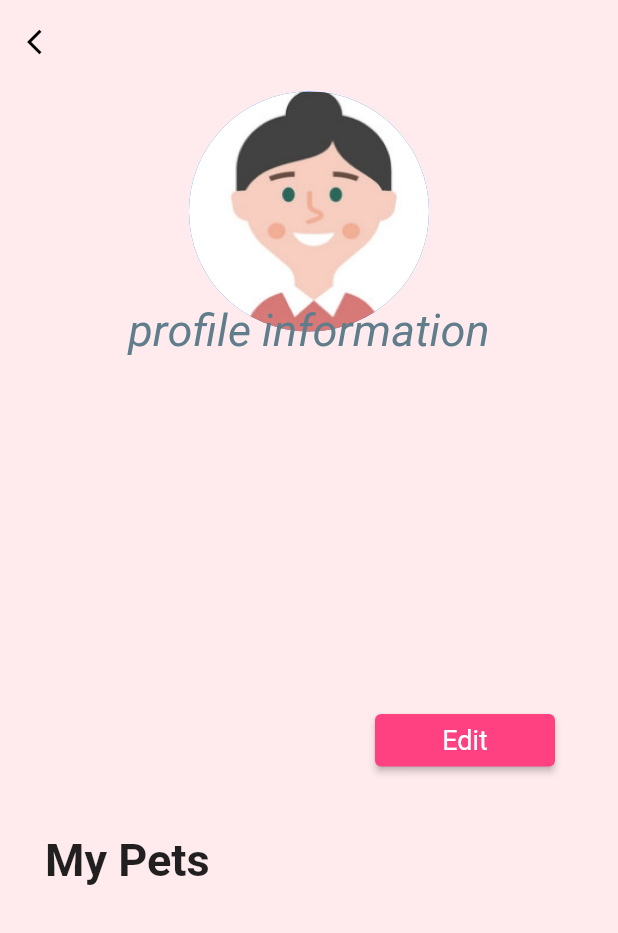
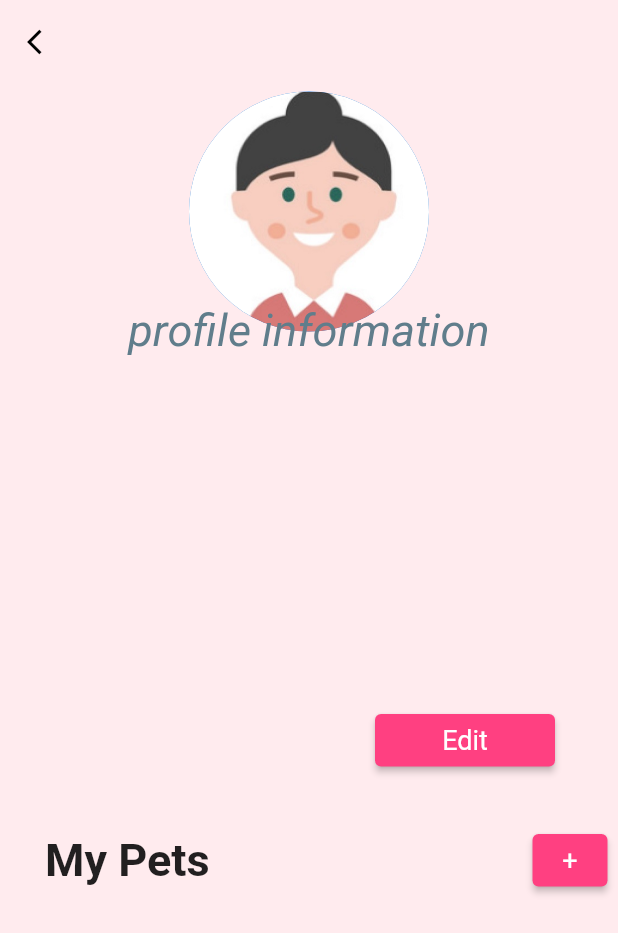
Before and after one commit to Muneerah53/MyPet, a Flutter app: the screen it shows after launch, on a phone screen of 412 x 824 dp. Shown: the top 933 px of the screen. Run offline on Flutter 3.47's test engine with Material 2 defaults, Android fonts, the phone set to English and light mode, and no system bars; our stand-ins replace cloud_firestore, firebase_auth, firebase_core, firebase_database; accounts and stored records are empty.

Commit message:
pets list add button

```diff
--- a/lib/main.dart
+++ b/lib/main.dart
@@ -6,7 +6,7 @@ import 'package:cloud_firestore/cloud_firestore.dart';
 
 import 'models/global.dart';
 
-
+int myPets = 0;
 
 Future<void> main() async {
   WidgetsFlutterBinding.ensureInitialized();
@@ -18,6 +18,7 @@ class MyApp extends StatelessWidget {
 
   final Future<FirebaseApp> fbApp =  Firebase.initializeApp();
   MyApp({Key? key}) : super(key: key);
+
 
   // This widget is the root of your application.
   @override
@@ -140,9 +141,23 @@ class Home extends StatelessWidget {
                 ),
               ),
 
+              //add button
+              Container(
+                margin: EdgeInsets.only(top:500,left:355),
+                width: 50, height:35,
+                child: ElevatedButton(onPressed:(){},
+                  child:  Text("+", style: new TextStyle(  color: Colors.white),
+                    textAlign: TextAlign.center,),
+                  style: buttons,
+                ),
+
+              ),
+
+
               //pest cards
               Container(
-                padding: EdgeInsets.only(top: 550, bottom: 50,left:25),
+                margin: EdgeInsets.only(top: 550, bottom: 50,left:25),
+                height: 300,
                 child: StreamBuilder<QuerySnapshot>(
                     stream: FirebaseFirestore.instance.collection('pets').snapshots(),
                     builder: (context, snapshot) {
@@ -157,6 +172,7 @@ class Home extends StatelessWidget {
                     }
                     ),
               ),
+
 
             ],
         ),
@@ -199,11 +215,14 @@ class Home extends StatelessWidget {
   }
    Widget _buildPetsCard(BuildContext context, DocumentSnapshot document ) {
     String img ="";
-    if (document['userID'].toString() == 'GApYHCG0gGYHp4D097maEgTnWQ92'){
+
+    if (document['userID'].toString()=='GApYHCG0gGYHp4D097maEgTnWQ92'){
+      myPets--;
       if (document['species']=="Dog")
         img="images/dog.png";
       else
         img="images/cat.jpeg";
+
       return Card(
          shape: RoundedRectangleBorder(borderRadius: BorderRadius.circular(20.0)),
          child: Container(
@@ -241,8 +260,9 @@ class Home extends StatelessWidget {
 
                    ),),
                ]),));
-   }else
-    return Card();}
+   }
+    else return Card();
+    }
   Map statusStyles = {
     'Cat' : statusCatStyle,
     'Dog' : statusDogStyle
```
Lines whose indentation alone changed are shown as unchanged.
